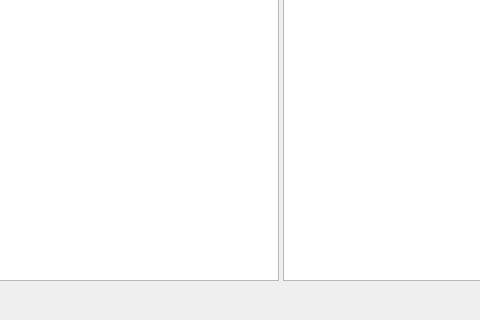
The window that formpodtnorn.ui (Sergeyego/wire_pr) describes before a commit, drawn with Qt 5; both pictures show x 259 to 739 and y 405 to 725 of the 1080 by 725 pixel window.
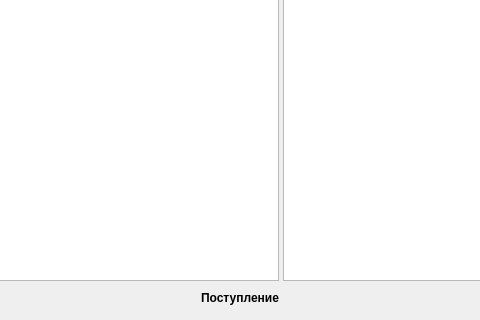
The same window after the commit. Custom widgets are drawn as their Qt base class.

Patch:
```diff
--- a/formpodtnorn.ui
+++ b/formpodtnorn.ui
@@ -79,7 +79,7 @@
      <property name="orientation">
       <enum>Qt::Horizontal</enum>
      </property>
-     <widget class="QWidget" name="">
+     <widget class="QWidget" name="layoutWidget">
       <layout class="QVBoxLayout" name="verticalLayout_2">
        <item>
         <widget class="TableView" name="tableViewPodt">
@@ -116,6 +116,19 @@
            </property>
           </spacer>
          </item>
+         <item>
+          <widget class="QLabel" name="labelSum">
+           <property name="font">
+            <font>
+             <weight>75</weight>
+             <bold>true</bold>
+            </font>
+           </property>
+           <property name="text">
+            <string>Поступление</string>
+           </property>
+          </widget>
+         </item>
         </layout>
        </item>
       </layout>
```
